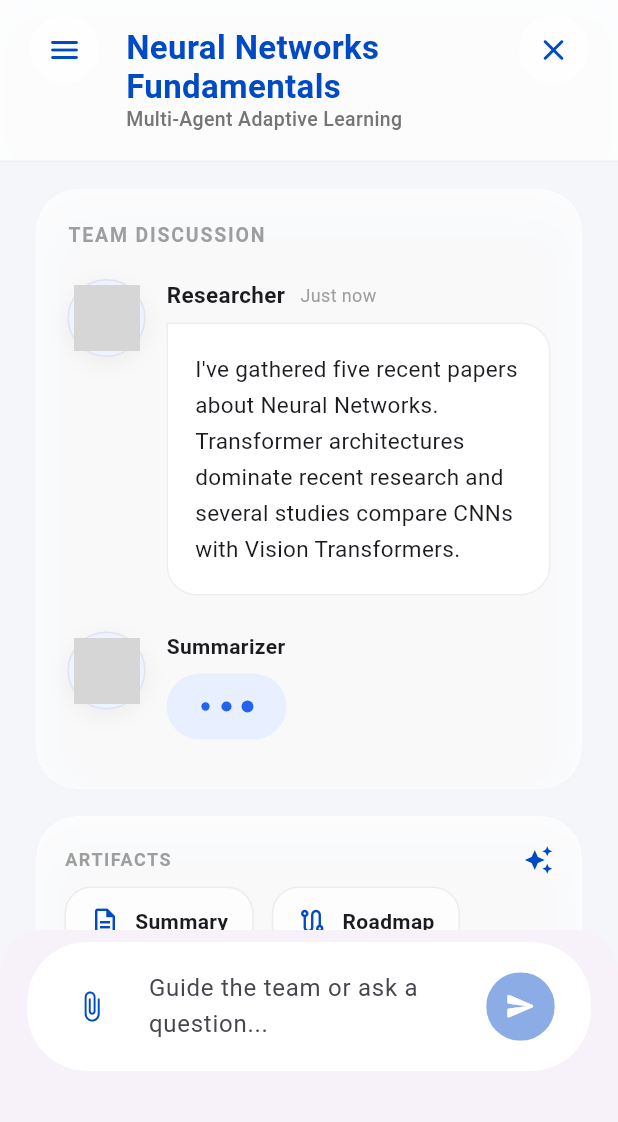
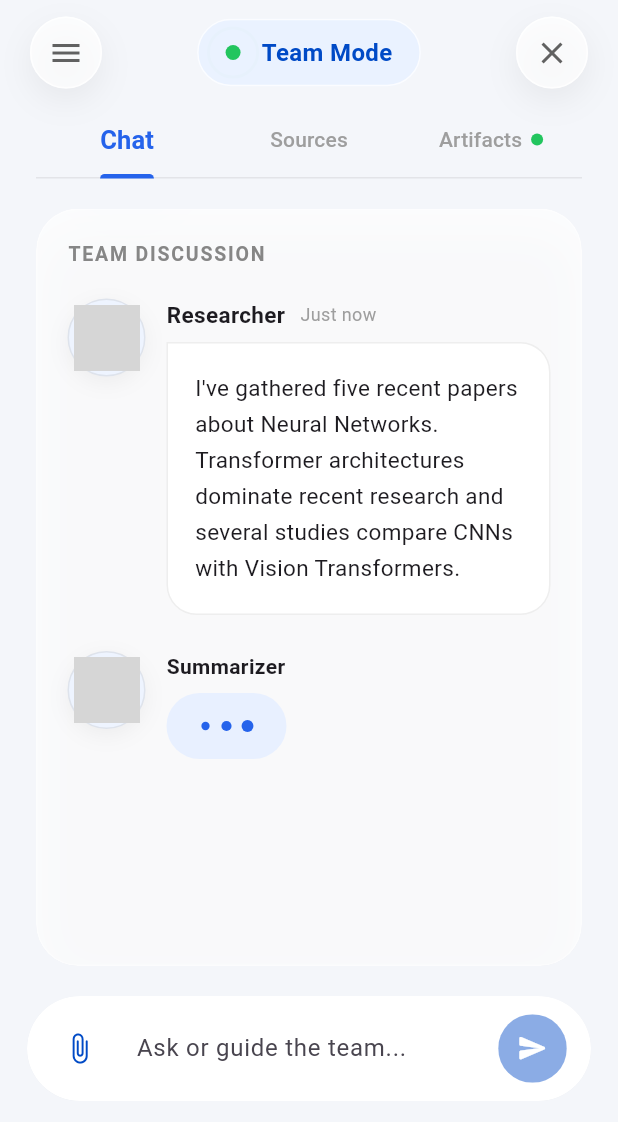
Before and after one commit to ThieuQuangHuy23021580/MultiAgentAdaptiveLearningMobileApp, a Flutter app: the TeamSessionScreen screen opened directly, on a phone screen of 412 x 824 dp. Shown: the top 1122 px of the screen. Run offline on Flutter 3.47's test engine with Material 3 defaults, Android fonts, the phone set to English and light mode, and no system bars; drawn by our look-alikes of auto_size_text; our stand-ins replace flutter_screenutil, go_router, google_fonts, percent_indicator; network calls fail; grey boxes are pictures that could not be loaded.

Commit message:
feature/team_session: update UI

```diff
--- a/lib/features/solo_session/widgets/session_app_bar.dart
+++ b/lib/features/solo_session/widgets/session_app_bar.dart
@@ -62,12 +62,7 @@ class _SessionAppBarState extends State<SessionAppBar>
       padding: const EdgeInsets.fromLTRB(20, 12, 20, 20),
       child: Row(
         children: [
-          _circleButton(
-            icon: Icons.close,
-            onPressed: () {
-              Navigator.pop(context);
-            },
-          ),
+          _circleButton(icon: Icons.menu, onPressed: () {}),
 
           const Spacer(),
           Container(
@@ -88,7 +83,7 @@ class _SessionAppBarState extends State<SessionAppBar>
                         width: 10,
                         height: 10,
                         decoration: const BoxDecoration(
-                          color: AppColors.primary,
+                          color: Color(0xFF22C55E),
                           shape: BoxShape.circle,
                         ),
                       ),
@@ -96,11 +91,12 @@ class _SessionAppBarState extends State<SessionAppBar>
                   },
                 ),
 
-                const SizedBox(width: 10),
+                const SizedBox(width: 14),
 
                 const Text(
-                  "Session Active",
+                  "Solo Mode",
                   style: TextStyle(
+                    fontSize: 16,
                     color: AppColors.primary,
                     fontWeight: FontWeight.w600,
                   ),
@@ -111,7 +107,12 @@ class _SessionAppBarState extends State<SessionAppBar>
 
           const Spacer(),
 
-          _circleButton(icon: Icons.more_horiz, onPressed: () {}),
+          _circleButton(
+            icon: Icons.close,
+            onPressed: () {
+              Navigator.pop(context);
+            },
+          ),
         ],
       ),
     );
@@ -128,7 +129,7 @@ class _PulsePainter extends CustomPainter {
     final radius = 5 + value * 12;
 
     final paint = Paint()
-      ..color = AppColors.primary.withOpacity((1 - value) * .35)
+      ..color = Color(0xFF22C55E).withOpacity((1 - value) * .35)
       ..style = PaintingStyle.stroke
       ..strokeWidth = 2;
 
--- a/lib/features/team_session/presentation/screens/team_session_screen.dart
+++ b/lib/features/team_session/presentation/screens/team_session_screen.dart
@@ -1,4 +1,5 @@
 import 'package:flutter/material.dart';
+import 'package:multi_agent_adaptive_learning_app/features/team_session/presentation/widgets/appbar/session_tab_bar.dart';
 
 import '../widgets/appbar/neo_top_bar.dart';
 import '../widgets/artifacts/artifact_panel.dart';
@@ -26,50 +27,84 @@ class _TeamSessionScreenState extends State<TeamSessionScreen> {
 
   @override
   Widget build(BuildContext context) {
-    return Scaffold(
-      extendBodyBehindAppBar: true,
+    return DefaultTabController(
+      length: 3,
+      child: Scaffold(
+        extendBodyBehindAppBar: true,
+        backgroundColor: const Color(0xffF4F6FA),
 
-      backgroundColor: const Color(0xffF4F6FA),
-
-      appBar: NeoTopBar(
-        sessionTitle: "Neural Networks Fundamentals",
-
-        onMenuPressed: () {},
-
-        onClosePressed: () {
-          Navigator.pop(context);
-        },
-      ),
-
-      body: SafeArea(
-        child: Padding(
-          padding: const EdgeInsets.fromLTRB(24, 18, 24, 10),
-          child: Column(
+        appBar: SessionAppBar(),
+        body: SafeArea(
+          child: Stack(
             children: [
-              SizedBox(height: 400, child: const DiscussionPanel()),
-
-              const SizedBox(height: 18),
-
-              Expanded(
+              Padding(
+                padding: const EdgeInsets.fromLTRB(24, 0, 24, 10),
                 child: Column(
                   children: [
-                    // KnowledgePanel(),
-                    // SizedBox(height: 8),
-                    ArtifactPanel(),
+                    const _SessionTabBar(),
+
+                    const SizedBox(height: 20),
+
+                    const Expanded(
+                      child: TabBarView(
+                        children: [
+                          DiscussionPanel(),
+                          KnowledgePanel(),
+                          ArtifactPanel(),
+                        ],
+                      ),
+                    ),
+
+                    const SizedBox(height: 170),
                   ],
+                ),
+              ),
+
+              Align(
+                alignment: Alignment.bottomCenter,
+                child: SafeArea(
+                  minimum: const EdgeInsets.only(
+                    left: 18,
+                    right: 18,
+                    bottom: 90,
+                  ),
+                  child: FloatingInputBar(onSend: onSend),
                 ),
               ),
             ],
           ),
         ),
       ),
-
-      bottomSheet: SafeArea(
-        child: Padding(
-          padding: const EdgeInsets.only(bottom: 90),
-          child: FloatingInputBar(onSend: onSend),
-        ),
-      ),
     );
   }
 }
+
+class _SessionTabBar extends StatelessWidget {
+  const _SessionTabBar();
+
+  @override
+  Widget build(BuildContext context) {
+    return TabBar(
+      indicatorColor: const Color(0xff2563EB),
+      indicatorWeight: 3,
+      indicatorSize: TabBarIndicatorSize.label,
+      dividerColor: Colors.grey.withOpacity(.2),
+
+      labelColor: const Color(0xff2563EB),
+      unselectedLabelColor: Colors.grey,
+
+      labelStyle: const TextStyle(fontSize: 17, fontWeight: FontWeight.w700),
+
+      unselectedLabelStyle: const TextStyle(
+        fontSize: 14,
+        fontWeight: FontWeight.w500,
+      ),
+
+      tabs: const [
+        Tab(child: SessionTab(title: "Chat", hasNotification: false)),
+        Tab(child: SessionTab(title: "Sources", hasNotification: false)),
+        Tab(child: SessionTab(title: "Artifacts", hasNotification: true)),
+      ],
+    );
+  }
+}
--- a/lib/features/team_session/presentation/widgets/appbar/neo_top_bar.dart
+++ b/lib/features/team_session/presentation/widgets/appbar/neo_top_bar.dart
@@ -1,127 +1,147 @@
-import 'dart:ui';
+import 'package:flutter/material.dart';
+import 'package:multi_agent_adaptive_learning_app/cores/theme/app_colors.dart';
 
-import 'package:flutter/material.dart';
-
-import 'package:auto_size_text/auto_size_text.dart';
-
-import '../../../../../cores/theme/app_colors.dart';
-
-class NeoTopBar extends StatelessWidget implements PreferredSizeWidget {
-  final String sessionTitle;
-
-  final String sessionType;
-
-  final VoidCallback? onMenuPressed;
-
-  final VoidCallback? onClosePressed;
-
-  const NeoTopBar({
-    super.key,
-    required this.sessionTitle,
-    this.sessionType = "Multi-Agent Adaptive Learning",
-    this.onMenuPressed,
-    this.onClosePressed,
-  });
+class SessionAppBar extends StatefulWidget implements PreferredSizeWidget {
+  const SessionAppBar({super.key});
 
   @override
-  Size get preferredSize => const Size.fromHeight(108);
+  State<SessionAppBar> createState() => _SessionAppBarState();
+
+  @override
+  Size get preferredSize => const Size.fromHeight(80);
+}
+
+class _SessionAppBarState extends State<SessionAppBar>
+    with SingleTickerProviderStateMixin {
+  late final AnimationController _controller;
+
+  @override
+  void initState() {
+    super.initState();
+
+    _controller = AnimationController(
+      vsync: this,
+      duration: const Duration(seconds: 2),
+    )..repeat();
+  }
+
+  @override
+  void dispose() {
+    _controller.dispose();
+    super.dispose();
+  }
+
+  Widget _circleButton({
+    required IconData icon,
+    required VoidCallback onPressed,
+  }) {
+    return Container(
+      width: 48,
+      height: 48,
+      decoration: BoxDecoration(
+        color: Colors.white.withOpacity(.75),
+        shape: BoxShape.circle,
+        border: Border.all(color: Colors.white.withOpacity(.85)),
+        boxShadow: [
+          BoxShadow(
+            color: Colors.black.withOpacity(.06),
+            blurRadius: 18,
+            offset: const Offset(0, 8),
+          ),
+        ],
+      ),
+      child: IconButton(
+        splashRadius: 24,
+        icon: Icon(icon, color: Colors.grey.shade700),
+        onPressed: onPressed,
+      ),
+    );
+  }
 
   @override
   Widget build(BuildContext context) {
     final topPadding = MediaQuery.of(context).padding.top;
+    return Container(
+      height: 70 + topPadding,
+      padding: EdgeInsets.only(top: topPadding, left: 20, right: 20, bottom: 0),
+      child: Row(
+        children: [
+          _circleButton(icon: Icons.menu, onPressed: () {}),
 
-    return ClipRect(
-      child: BackdropFilter(
-        filter: ImageFilter.blur(sigmaX: 24, sigmaY: 24),
-        child: Container(
-          height: preferredSize.height + topPadding,
-          decoration: BoxDecoration(
-            color: Colors.white.withOpacity(.82),
-            border: Border(
-              bottom: BorderSide(color: Colors.grey.withOpacity(.12)),
+          const Spacer(),
+          Container(
+            padding: const EdgeInsets.symmetric(horizontal: 18, vertical: 10),
+            decoration: BoxDecoration(
+              color: const Color(0xffEAF2FF),
+              borderRadius: BorderRadius.circular(100),
+              border: Border.all(color: Colors.white.withOpacity(.8)),
             ),
-            boxShadow: [
-              BoxShadow(
-                color: Colors.black.withOpacity(.03),
-                blurRadius: 22,
-                offset: const Offset(0, 8),
-              ),
-            ],
-          ),
-          child: SafeArea(
-            bottom: false,
-            child: Padding(
-              padding: const EdgeInsets.fromLTRB(20, 10, 20, 0),
-              child: Row(
-                crossAxisAlignment: CrossAxisAlignment.start,
-                children: [
-                  _circleButton(Icons.menu_rounded, onMenuPressed),
+            child: Row(
+              children: [
+                AnimatedBuilder(
+                  animation: _controller,
+                  builder: (_, __) {
+                    return CustomPaint(
+                      painter: _PulsePainter(_controller.value),
+                      child: Container(
+                        width: 10,
+                        height: 10,
+                        decoration: const BoxDecoration(
+                          color: Color(0xFF22C55E),
+                          shape: BoxShape.circle,
+                        ),
+                      ),
+                    );
+                  },
+                ),
 
-                  const SizedBox(width: 18),
+                const SizedBox(width: 14),
 
-                  Expanded(
-                    child: Column(
-                      crossAxisAlignment: CrossAxisAlignment.start,
-                      children: [
-                        const SizedBox(height: 8),
-
-                        AutoSizeText(
-                          sessionTitle,
-                          maxLines: 2,
-                          overflow: TextOverflow.ellipsis,
-                          minFontSize: 16,
-                          style: const TextStyle(
-                            fontSize: 22,
-                            fontWeight: FontWeight.bold,
-                            color: AppColors.primary,
-                            height: 1.2,
-                          ),
-                        ),
-
-                        AutoSizeText(
-                          sessionType,
-                          maxLines: 1,
-                          overflow: TextOverflow.ellipsis,
-                          minFontSize: 12,
-                          style: TextStyle(
-                            fontSize: 13,
-                            color: Colors.grey.shade600,
-                            fontWeight: FontWeight.w500,
-                          ),
-                        ),
-                      ],
-                    ),
+                const Text(
+                  "Team Mode",
+                  style: TextStyle(
+                    fontSize: 16,
+                    color: AppColors.primary,
+                    fontWeight: FontWeight.w600,
                   ),
-
-                  const SizedBox(width: 16),
-
-                  _circleButton(Icons.close_rounded, onClosePressed),
-                ],
-              ),
+                ),
+              ],
             ),
           ),
-        ),
-      ),
-    );
-  }
 
-  Widget _circleButton(IconData icon, VoidCallback? onTap) {
-    return Material(
-      color: Colors.transparent,
-      child: InkWell(
-        onTap: onTap,
-        borderRadius: BorderRadius.circular(100),
-        child: Ink(
-          width: 46,
-          height: 46,
-          decoration: BoxDecoration(
-            color: Colors.white.withOpacity(.60),
-            shape: BoxShape.circle,
-            border: Border.all(color: Colors.white.withOpacity(.45)),
+          const Spacer(),
+
+          _circleButton(
+            icon: Icons.close,
+            onPressed: () {
+              Navigator.pop(context);
+            },
           ),
-          child: Icon(icon, color: AppColors.primary, size: 24),
-        ),
+        ],
       ),
     );
   }
 }
+
+class _PulsePainter extends CustomPainter {
+  final double value;
+
+  _PulsePainter(this.value);
+
+  @override
+  void paint(Canvas canvas, Size size) {
+    final radius = 5 + value * 12;
+
+    final paint = Paint()
+      ..color = Color(0xFF22C55E).withOpacity((1 - value) * .35)
+      ..style = PaintingStyle.stroke
+      ..strokeWidth = 2;
+
+    canvas.drawCircle(Offset(size.width / 2, size.height / 2), radius, paint);
+  }
+
+  @override
+  bool shouldRepaint(covariant _PulsePainter oldDelegate) {
+    return oldDelegate.value != value;
+  }
+}
--- /dev/null
+++ b/lib/features/team_session/presentation/widgets/appbar/session_tab_bar.dart
@@ -0,0 +1,35 @@
+import 'package:flutter/material.dart';
+
+class SessionTab extends StatelessWidget {
+  final String title;
+  final bool hasNotification;
+
+  const SessionTab({
+    super.key,
+    required this.title,
+    this.hasNotification = false,
+  });
+
+  @override
+  Widget build(BuildContext context) {
+    return Row(
+      mainAxisSize: MainAxisSize.min,
+      children: [
+        Text(title),
+
+        if (hasNotification) ...[
+          const SizedBox(width: 6),
+
+          Container(
+            width: 8,
+            height: 8,
+            decoration: const BoxDecoration(
+              color: Color(0xFF22C55E), // Green 500
+              shape: BoxShape.circle,
+            ),
+          ),
+        ],
+      ],
+    );
+  }
+}
--- a/lib/features/team_session/presentation/widgets/artifacts/artifact_panel.dart
+++ b/lib/features/team_session/presentation/widgets/artifacts/artifact_panel.dart
@@ -33,7 +33,7 @@ class ArtifactPanel extends StatelessWidget {
                   style: TextStyle(
                     fontSize: 12,
                     fontWeight: FontWeight.bold,
-                    color: Colors.grey,
+                    color: Color.fromARGB(255, 134, 134, 134),
                     letterSpacing: 1,
                   ),
                 ),
@@ -43,7 +43,7 @@ class ArtifactPanel extends StatelessWidget {
             ],
           ),
 
-          const SizedBox(height: 8),
+          const SizedBox(height: 16),
 
           Wrap(
             spacing: 12,
--- a/lib/features/team_session/presentation/widgets/discussion/discussion_panel.dart
+++ b/lib/features/team_session/presentation/widgets/discussion/discussion_panel.dart
@@ -17,7 +17,7 @@ class DiscussionPanel extends StatelessWidget {
             style: TextStyle(
               fontSize: 13,
               letterSpacing: 1.2,
-              color: Colors.grey,
+              color: Color.fromARGB(255, 134, 134, 134),
               fontWeight: FontWeight.bold,
             ),
           ),
--- a/lib/features/team_session/presentation/widgets/input/floating_input_bar.dart
+++ b/lib/features/team_session/presentation/widgets/input/floating_input_bar.dart
@@ -45,27 +45,22 @@ class _FloatingInputBarState extends State<FloatingInputBar> {
     return AnimatedBuilder(
       animation: controller,
       builder: (_, __) {
-        return SafeArea(
-          child: Padding(
-            padding: const EdgeInsets.fromLTRB(18, 8, 18, 20),
-            child: ClipRRect(
+        return ClipRRect(
           borderRadius: BorderRadius.circular(40),
           child: BackdropFilter(
             filter: ImageFilter.blur(sigmaX: 22, sigmaY: 22),
             child: Container(
-                  padding: const EdgeInsets.symmetric(
-                    horizontal: 20,
-                    vertical: 10,
-                  ),
+              padding: const EdgeInsets.symmetric(horizontal: 12, vertical: 8),
               decoration: BoxDecoration(
                 color: Colors.white.withOpacity(1.0),
                 borderRadius: BorderRadius.circular(40),
                 border: Border.all(color: Colors.white.withOpacity(.45)),
                 boxShadow: [
                   BoxShadow(
-                        color: Colors.black.withOpacity(.06),
-                        blurRadius: 24,
-                        offset: const Offset(0, 12),
+                    color: Colors.black.withOpacity(.08),
+                    blurRadius: 30,
+                    spreadRadius: 2,
+                    offset: const Offset(0, 10),
                   ),
                 ],
               ),
@@ -99,9 +94,9 @@ class _FloatingInputBarState extends State<FloatingInputBar> {
                       controller: controller.textController,
                       keyboardType: TextInputType.multiline,
                       minLines: 1,
-                          maxLines: 5,
+                      maxLines: 3,
                       decoration: const InputDecoration(
-                            hintText: "Guide the team or ask a question...",
+                        hintText: "Ask or guide the team...",
                         border: InputBorder.none,
                       ),
                     ),
@@ -114,8 +109,6 @@ class _FloatingInputBarState extends State<FloatingInputBar> {
               ),
             ),
           ),
-            ),
-          ),
         );
       },
     );
--- a/lib/features/team_session/presentation/widgets/knowledge/knowledge_panel.dart
+++ b/lib/features/team_session/presentation/widgets/knowledge/knowledge_panel.dart
@@ -45,7 +45,7 @@ class KnowledgePanel extends StatelessWidget {
                     fontSize: 12,
                     fontWeight: FontWeight.bold,
                     letterSpacing: 1,
-                    color: Colors.grey,
+                    color: Color.fromARGB(255, 134, 134, 134),
                   ),
                 ),
               ),
@@ -58,15 +58,17 @@ class KnowledgePanel extends StatelessWidget {
             ],
           ),
 
-          const SizedBox(height: 8),
+          const SizedBox(height: 16),
 
-          SizedBox(
-            height: 52,
+          Expanded(
             child: ListView.builder(
-              scrollDirection: Axis.horizontal,
+              scrollDirection: Axis.vertical,
               itemCount: items.length,
               itemBuilder: (_, index) {
-                return KnowledgeChip(item: items[index]);
+                return Container(
+                  margin: const EdgeInsets.only(bottom: 12),
+                  child: KnowledgeChip(item: items[index]),
+                );
               },
             ),
           ),
```
Lines whose indentation alone changed are shown as unchanged.
